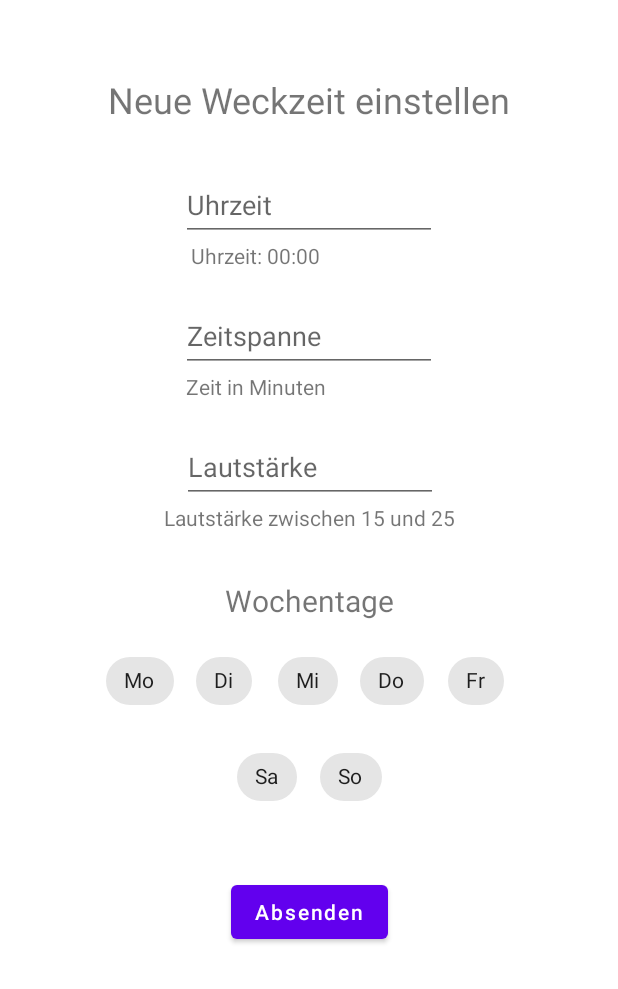
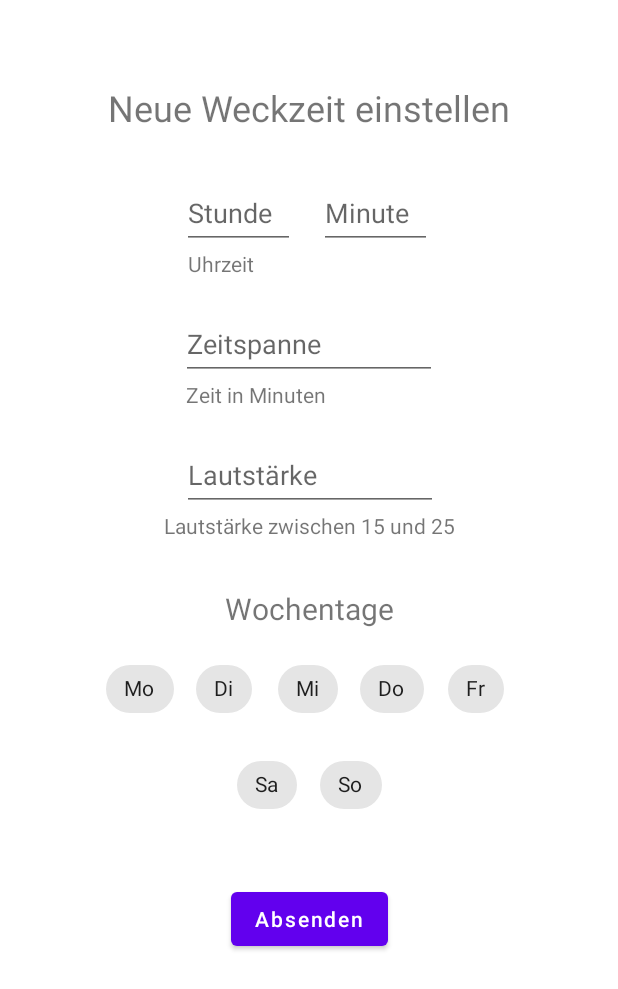
Before and after one commit to XeraB/AwakeApp, an Android app: the HomeActivity screen opened directly, with no data from a screen before it, after a tap on "Neue Weckzeit", on a phone screen of 412 x 824 dp. Shown: the top 989 px of the screen. Run offline under Robolectric (Android 15) with nearby library versions, the phone set to English and light mode, and no system bars; 2 statements that could not run were skipped.

Commit message:
change Alarm Form
split time into hour and min

```diff
--- a/app/src/main/java/de/xera/applight/HomeActivity.java
+++ b/app/src/main/java/de/xera/applight/HomeActivity.java
@@ -37,12 +37,14 @@ public class HomeActivity extends AppCompatActivity {
     private ChipGroup timerChipGroup;
     private Slider brightness;
     private Button sendForm;
-    private TextView time;
+    private TextView hour;
+    private TextView minute;
     private TextView duration;
     private TextView volume;
 
     final UUID TIMER_SERVICE = UUID.fromString("19B10010-E8F2-537E-4F6C-D104768A1214");
-    final UUID TIME_CHAR = UUID.fromString("b7d06720-3cb7-40dc-94da-61b4af8a2759");
+    final UUID HOUR_CHAR = UUID.fromString("b7d06720-3cb7-40dc-94da-61b4af8a2759");
+    final UUID MINUTE_CHAR = UUID.fromString("57dd48d8-ba50-4df4-ab6b-9e2349cac529");
     final UUID DURATION_CHAR = UUID.fromString("f246785d-5c35-4e77-be65-81d711fff24a");
     final UUID VOLUME_CHAR = UUID.fromString("eaefd17d-24cf-4021-afb7-06c7d9f221f9");
     final UUID ALARM_CHAR = UUID.fromString("33611222-e286-4835-b760-4adbcad8770b");
@@ -67,7 +69,8 @@ public class HomeActivity extends AppCompatActivity {
 
         setTimer.setOnClickListener(view -> {
             setContentView(R.layout.form_timer);
-            time = findViewById(R.id.alarm_time);
+            hour = findViewById(R.id.alarm_time_hour);
+            minute = findViewById(R.id.alarm_time_min);
             duration = findViewById(R.id.alarm_duration);
             volume = findViewById(R.id.alarm_volume);
             sendForm = findViewById(R.id.button_send_form);
@@ -121,22 +124,33 @@ public class HomeActivity extends AppCompatActivity {
 
     private void sendFormToService() {
         Log.d("Form", "Sending form ...");
-        BluetoothGattCharacteristic timeCharacteristic = service.getCharacteristic(TIME_CHAR);
+        BluetoothGattCharacteristic hourCharacteristic = service.getCharacteristic(HOUR_CHAR);
+        BluetoothGattCharacteristic minuteCharacteristic = service.getCharacteristic(MINUTE_CHAR);
         BluetoothGattCharacteristic durationCharacteristic = service.getCharacteristic(DURATION_CHAR);
         BluetoothGattCharacteristic volumeCharacteristic = service.getCharacteristic(VOLUME_CHAR);
 
-        BigInteger bigIntTime = BigInteger.valueOf(Integer.parseInt(time.getText().toString()));
-        byte[] timeArray = bigIntTime.toByteArray();
+        BigInteger bigIntHour = BigInteger.valueOf(Integer.parseInt(hour.getText().toString()));
+        byte[] hourArray = bigIntHour.toByteArray();
+        BigInteger bigIntMin = BigInteger.valueOf(Integer.parseInt(minute.getText().toString()));
+        byte[] minArray = bigIntMin.toByteArray();
         BigInteger bigIntDuration = BigInteger.valueOf(Integer.parseInt(duration.getText().toString()));
         byte[] durationArray = bigIntDuration.toByteArray();
         BigInteger bigInt = BigInteger.valueOf(Integer.parseInt(volume.getText().toString()));
         byte[] volumeArray = bigInt.toByteArray();
 
-        timeCharacteristic.setValue(timeArray);
+        hourCharacteristic.setValue(hourArray);
+        minuteCharacteristic.setValue(minArray);
         durationCharacteristic.setValue(durationArray);
         volumeCharacteristic.setValue(volumeArray);
 
-        Boolean status = gatt.writeCharacteristic(timeCharacteristic);
+        Boolean status = gatt.writeCharacteristic(hourCharacteristic);
+        Log.d("Gatt", String.valueOf(status));
+        try {
+            Thread.sleep(100);
+        } catch (InterruptedException e) {
+            e.printStackTrace();
+        }
+        status = gatt.writeCharacteristic(minuteCharacteristic);
         Log.d("Gatt", String.valueOf(status));
         try {
             Thread.sleep(100);
@@ -207,6 +221,7 @@ public class HomeActivity extends AppCompatActivity {
                 gatt.discoverServices();
             } else if (newState == BluetoothProfile.STATE_DISCONNECTED) {
                 Log.d("ConnectionState", "Disconnected");
+                finish();
             }
         }
 
--- a/app/src/main/res/layout/form_timer.xml
+++ b/app/src/main/res/layout/form_timer.xml
@@ -5,6 +5,19 @@
     android:layout_width="match_parent"
     android:layout_height="match_parent"
     tools:context=".HomeActivity">
+
+    <EditText
+        android:id="@+id/alarm_time_min"
+        android:layout_width="75dp"
+        android:layout_height="48dp"
+        android:layout_marginStart="16dp"
+        android:layout_marginTop="30dp"
+        android:ems="8"
+        android:hint="@string/timer_min"
+        android:inputType="time"
+        android:minHeight="48dp"
+        app:layout_constraintStart_toEndOf="@+id/alarm_time_hour"
+        app:layout_constraintTop_toBottomOf="@+id/textView7" />
 
     <EditText
         android:id="@+id/alarm_volume"
@@ -33,16 +46,16 @@
         app:layout_constraintVertical_bias="0.18" />
 
     <EditText
-        android:id="@+id/alarm_time"
-        android:layout_width="wrap_content"
-        android:layout_height="wrap_content"
+        android:id="@+id/alarm_time_hour"
+        android:layout_width="75dp"
+        android:layout_height="48dp"
         android:layout_marginTop="30dp"
         android:ems="8"
-        android:hint="@string/timer_time"
+        android:hint="@string/timer_hour"
         android:inputType="time"
         android:minHeight="48dp"
         app:layout_constraintEnd_toEndOf="parent"
-        app:layout_constraintHorizontal_bias="0.5"
+        app:layout_constraintHorizontal_bias="0.36"
         app:layout_constraintStart_toStartOf="parent"
         app:layout_constraintTop_toBottomOf="@+id/textView7" />
 
@@ -172,11 +185,11 @@
         android:id="@+id/textView5"
         android:layout_width="wrap_content"
         android:layout_height="wrap_content"
-        android:text="@string/time_format"
+        android:text="@string/time"
         app:layout_constraintEnd_toEndOf="parent"
-        app:layout_constraintHorizontal_bias="0.39"
+        app:layout_constraintHorizontal_bias="0.34"
         app:layout_constraintStart_toStartOf="parent"
-        app:layout_constraintTop_toBottomOf="@+id/alarm_time" />
+        app:layout_constraintTop_toBottomOf="@+id/alarm_time_hour" />
 
     <TextView
         android:id="@+id/textView6"
@@ -194,7 +207,7 @@
         android:id="@+id/textView7"
         android:layout_width="wrap_content"
         android:layout_height="wrap_content"
-        android:layout_marginTop="50dp"
+        android:layout_marginTop="55dp"
         android:text="@string/set_new_alarm"
         android:textAlignment="center"
         android:textSize="24sp"
--- a/app/src/main/res/values/strings.xml
+++ b/app/src/main/res/values/strings.xml
@@ -14,12 +14,13 @@
     <string name="night_light_brightness">Helligkeit</string>
 
     <!-- Strings HomeActivity Form -->
-    <string name="timer_time">Uhrzeit</string>
+    <string name="timer_hour">Stunde</string>
+    <string name="timer_min">Minute</string>
     <string name="timer_duration">Zeitspanne</string>
     <string name="timer_volume">Lautstärke</string>
     <string name="time_in_min">Zeit in Minuten</string>
     <string name="volume_min_max">Lautstärke zwischen 15 und 25</string>
-    <string name="time_format">Uhrzeit: 00:00</string>
+    <string name="time">Uhrzeit</string>
     <string name="weekdays">Wochentage</string>
     <string name="set_new_alarm">Neue Weckzeit einstellen</string>
     <string name="weekday_mo">Mo</string>
```
Also changed, not shown: app/src/main/java/de/xera/applight/DeviceScanActivity.java (+14 -4 lines).
